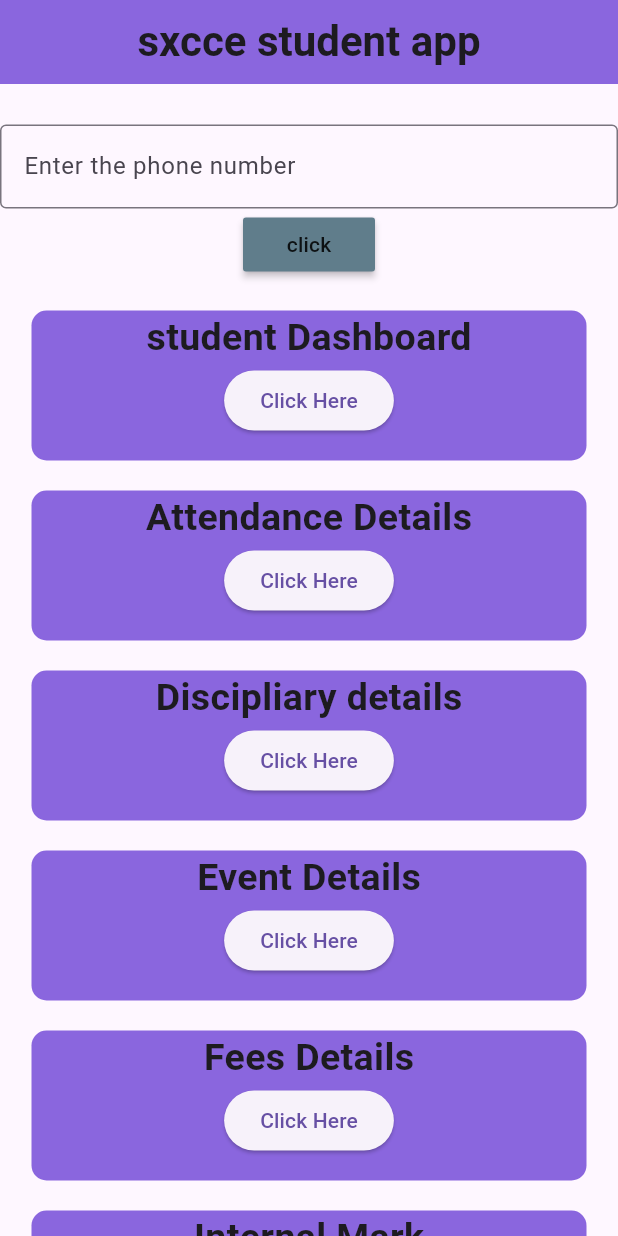
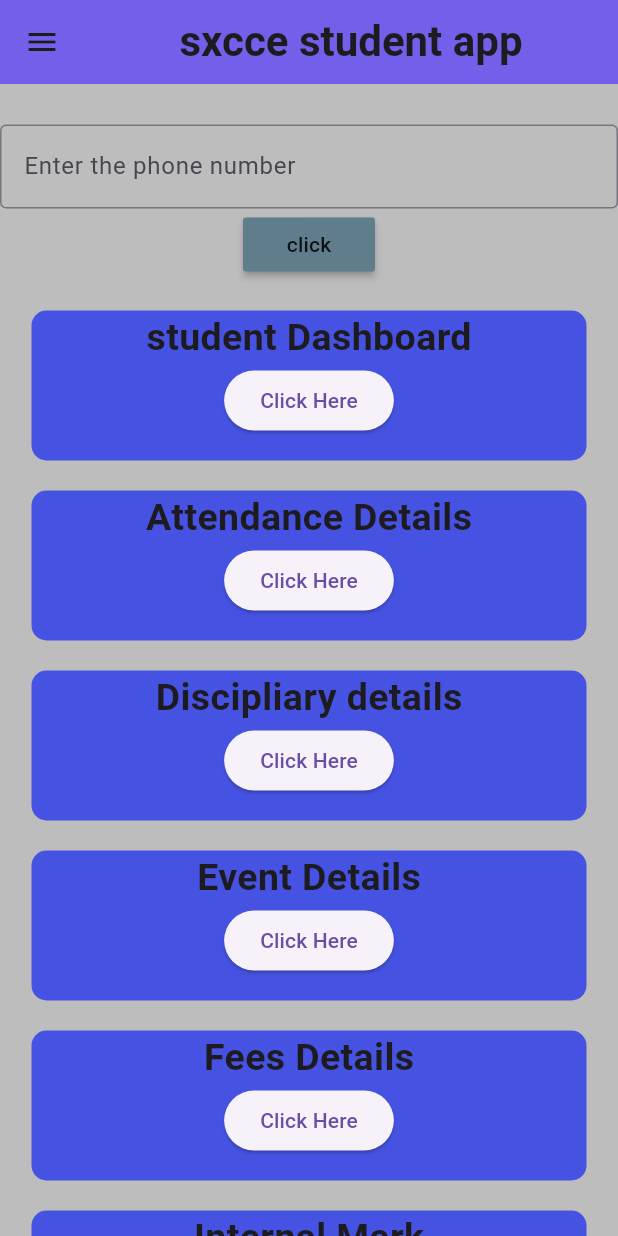
Before and after one commit to senthilharish/sxcce_apk, a Flutter app: the screen it shows after launch, on a phone screen of 412 x 824 dp. Run offline on Flutter 3.47's test engine with Material 3 defaults, Android fonts, the phone set to English and light mode, and no system bars.

Commit message:
changing colors

```diff
--- a/lib/main.dart
+++ b/lib/main.dart
@@ -31,8 +31,16 @@ class _MyAppState extends State<MyApp> {
               ),
             ),
           ),
-          backgroundColor: const Color.fromARGB(222, 121, 80, 217),
+          backgroundColor:  Color.fromARGB(255, 114, 96, 234),
         ),
+        drawer: Drawer(
+          backgroundColor:  Color(0xFFBDBDBD)
+
+,
+        ),
+        backgroundColor: Color(0xFFBDBDBD)
+
+,
         body: SingleChildScrollView(
           child:Column(
           children: [
@@ -88,7 +96,8 @@ class _MyAppState extends State<MyApp> {
         width: 370,
         height: 100,
         decoration: BoxDecoration(
-          color: const Color.fromARGB(222, 121, 80, 217),
+          color: Color.fromARGB(255, 70, 83, 226)  ,
+
           borderRadius: BorderRadius.circular(10),
         ),
         child: Column(
```
